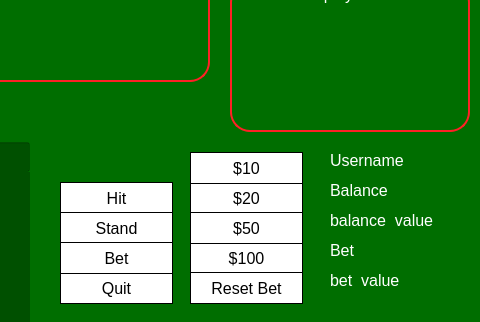
Old version of the form blackjack-client/ui/game.ui in the repository lehoangtran289/Blackjack; both pictures show x 320 to 800 and y 278 to 600 of the 800 by 600 pixel window.
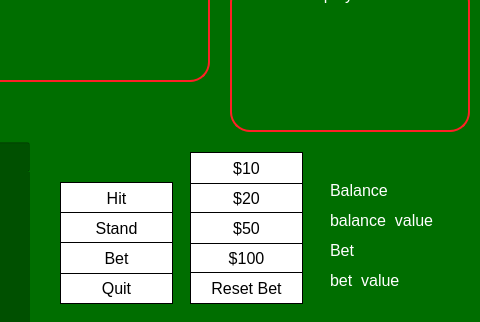
New version of the form. Icons and pictures are not drawn.

```diff
--- a/blackjack-client/ui/game.ui
+++ b/blackjack-client/ui/game.ui
@@ -1217,28 +1217,6 @@
    </property>
    <layout class="QVBoxLayout" name="card27"/>
   </widget>
-  <widget class="QLabel" name="username_label">
-   <property name="geometry">
-    <rect>
-     <x>650</x>
-     <y>430</y>
-     <width>140</width>
-     <height>16</height>
-    </rect>
-   </property>
-   <property name="font">
-    <font>
-     <family>Arial</family>
-     <pointsize>12</pointsize>
-    </font>
-   </property>
-   <property name="styleSheet">
-    <string notr="true">color: rgb(255, 255, 255);</string>
-   </property>
-   <property name="text">
-    <string>Username</string>
-   </property>
-  </widget>
   <zorder>label_2</zorder>
   <zorder>chat_history</zorder>
   <zorder>chat_entry</zorder>
```
Left out of the diff: 1 changed line with no effect on the pictures.
